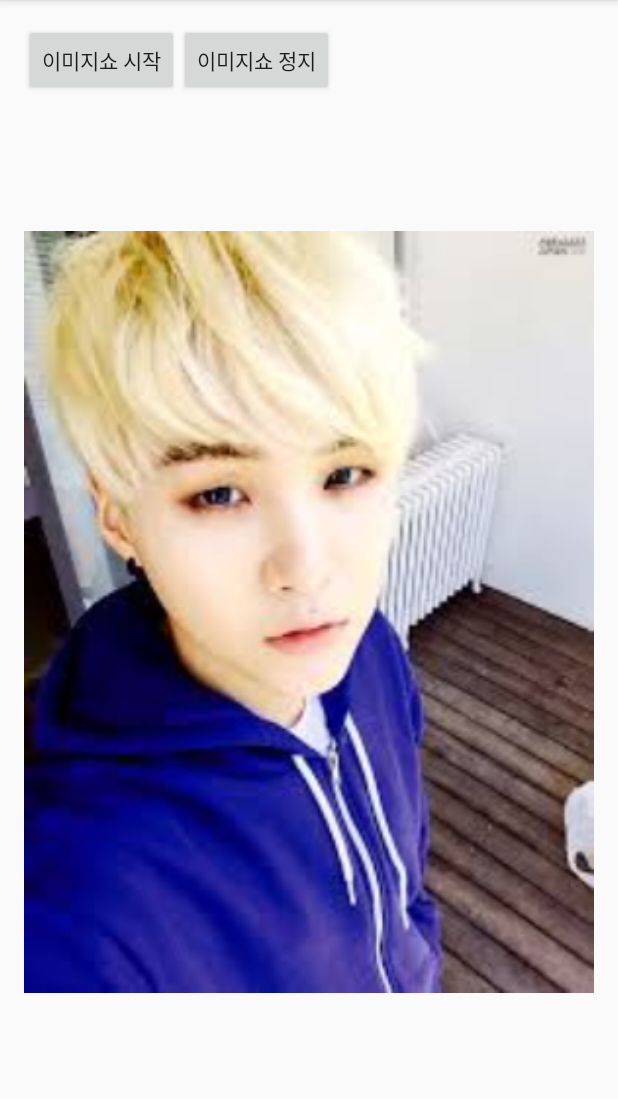
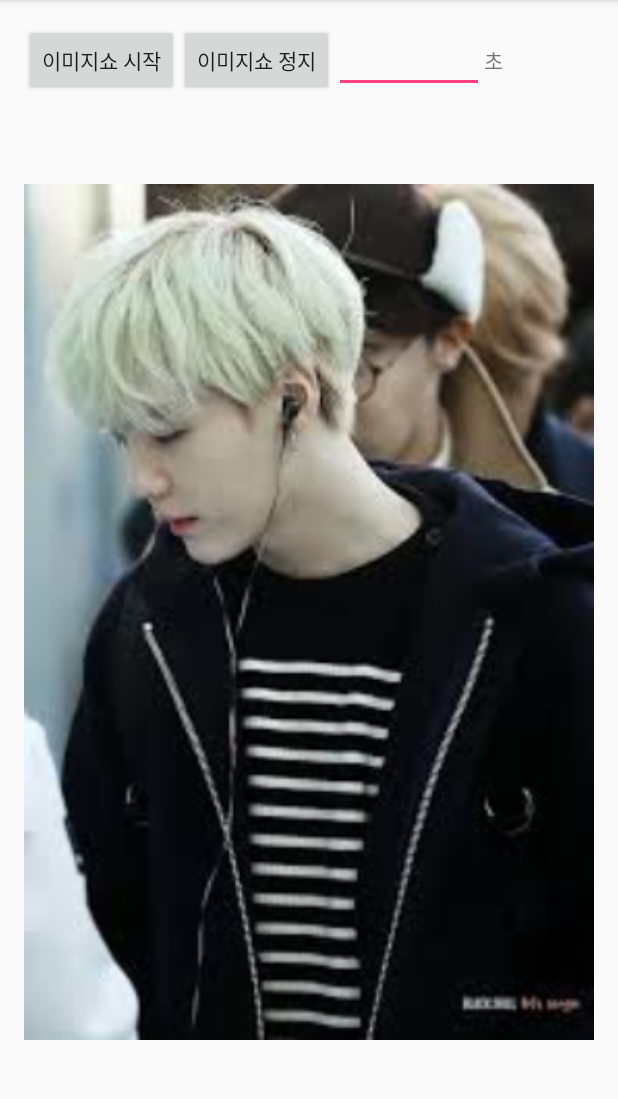
Before and after one commit to nahyeonkim/imageSlideShow, an Android app: the screen it shows after launch (MainActivity), after a tap on "이미지쇼 시작", on a phone screen of 412 x 824 dp, the part 84-1183 px from its top. Run offline under Robolectric (Android 15) with nearby library versions, the phone set to English and light mode, and no system bars; 1 statement that could not run was skipped.

Commit message:
#2 final

```diff
--- a/app/src/main/java/kr/hs/emirim/nahyeonkim/imageslideshow/MainActivity.java
+++ b/app/src/main/java/kr/hs/emirim/nahyeonkim/imageslideshow/MainActivity.java
@@ -4,17 +4,20 @@ import android.support.v7.app.AppCompatActivity;
 import android.os.Bundle;
 import android.view.View;
 import android.widget.Button;
+import android.widget.EditText;
 import android.widget.ViewFlipper;
 
 public class MainActivity extends AppCompatActivity implements View.OnClickListener{
 
     ViewFlipper flip;
+    EditText edit;
+    int time;
     @Override
     protected void onCreate(Bundle savedInstanceState) {
         super.onCreate(savedInstanceState);
         setContentView(R.layout.activity_main);
         flip=(ViewFlipper)findViewById(R.id.view_flip);
-        flip.setFlipInterval(1000);
+        edit=(EditText)findViewById(R.id.edit_text);
         Button butStart=(Button)findViewById(R.id.but_start);
         butStart.setOnClickListener(this);
         Button butStop=(Button)findViewById(R.id.but_stop);
@@ -30,7 +33,7 @@ public class MainActivity extends AppCompatActivity implements View.OnClickListe
     public void onClick(View v) {
         switch (v.getId())
         {
-            case R.id.but_start: flip.startFlipping(); break;
+            case R.id.but_start: flip.startFlipping();time=(int)Double.parseDouble(edit.getText().toString())*1000; flip.setFlipInterval(time); break;
             case R.id.but_stop: flip.stopFlipping(); break;
         }
     }
--- a/app/src/main/res/layout/activity_main.xml
+++ b/app/src/main/res/layout/activity_main.xml
@@ -24,6 +24,15 @@
            android:layout_width="wrap_content"
            android:layout_height="wrap_content"
            android:text="@string/but_text_stop"/>
+       <EditText
+           android:id="@+id/edit_text"
+           android:layout_width="100dp"
+           android:layout_height="wrap_content"
+           android:inputType="numberDecimal"/>
+       <TextView
+           android:layout_width="wrap_content"
+           android:layout_height="wrap_content"
+           android:text="@string/text"/>
    </LinearLayout>
     <ViewFlipper
         android:id="@+id/view_flip"
--- a/app/src/main/res/values/strings.xml
+++ b/app/src/main/res/values/strings.xml
@@ -2,4 +2,5 @@
     <string name="app_name">ImageSlideShow</string>
     <string name="but_text_start">이미지쇼 시작</string>
     <string name="but_text_stop">이미지쇼 정지</string>
+    <string name="text">초</string>
 </resources>
```
